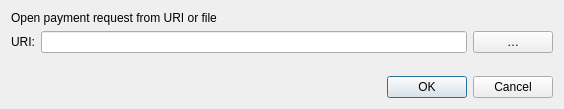
This is src/qt/forms/openuridialog.ui in LIMXTEC/BitSend as Qt 5 draws it before an edit. The edited form follows.
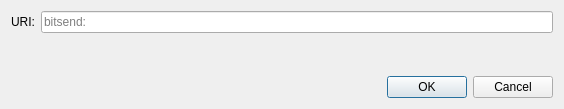
This is the edited form. Custom widgets are drawn as their Qt base class.

```diff
--- a/src/qt/forms/openuridialog.ui
+++ b/src/qt/forms/openuridialog.ui
@@ -14,13 +14,6 @@
    <string>Open URI</string>
   </property>
   <layout class="QVBoxLayout" name="verticalLayout">
-   <item>
-    <widget class="QLabel" name="label_2">
-     <property name="text">
-      <string>Open payment request from URI or file</string>
-     </property>
-    </widget>
-   </item>
    <item>
     <layout class="QHBoxLayout" name="horizontalLayout">
      <item>
@@ -31,18 +24,9 @@
       </widget>
      </item>
      <item>
-      <widget class="QValidatedLineEdit" name="uriEdit"/>
-     </item>
-     <item>
-      <widget class="QPushButton" name="selectFileButton">
-       <property name="toolTip">
-        <string>Select payment request file</string>
-       </property>
-       <property name="text">
-        <string notr="true">…</string>
-       </property>
-       <property name="autoDefault">
-        <bool>false</bool>
+      <widget class="QValidatedLineEdit" name="uriEdit">
+       <property name="placeholderText">
+        <string notr="true">bitsend:</string>
        </property>
       </widget>
      </item>
```
Left out of the diff: 2 changed lines with no effect on the pictures.
